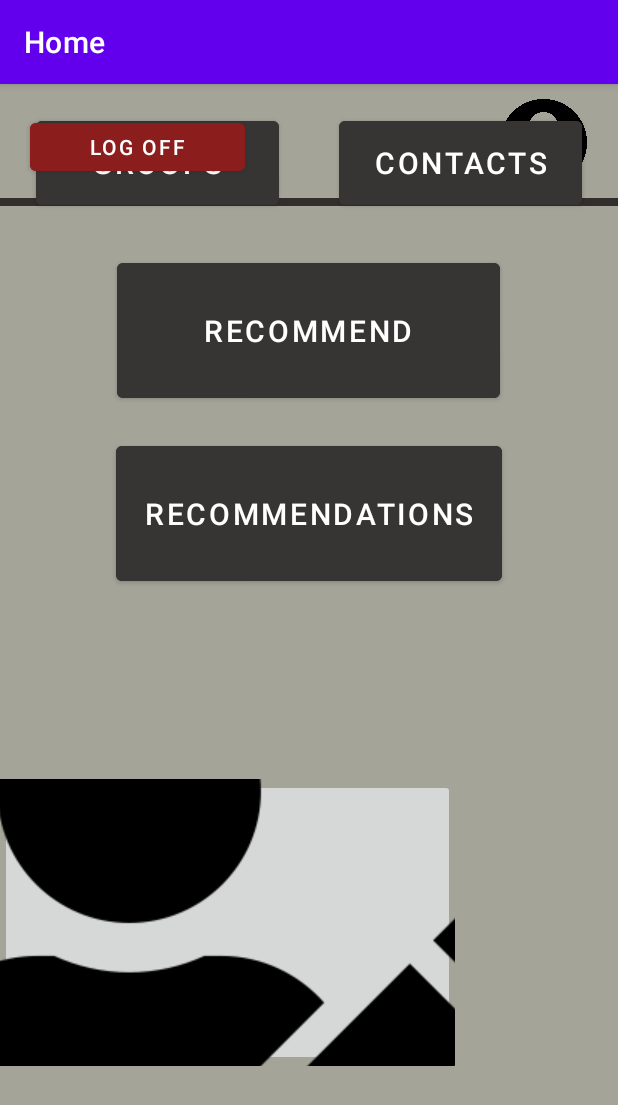
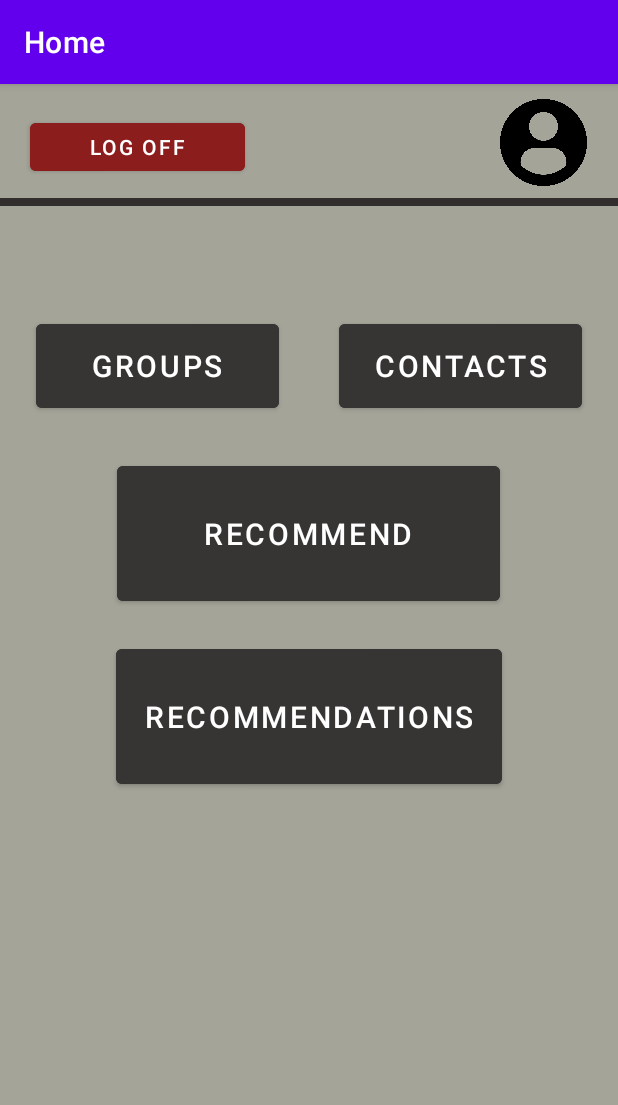
Before and after one commit to EugeniSB/AppTFG, an Android app: the HomeActivity screen opened directly, with no data from a screen before it, on a phone screen of 412 x 824 dp. Shown: the top 1105 px of the screen. Run offline under Robolectric (Android 15) with nearby library versions, the phone set to English and light mode, and no system bars; our stand-ins replace Firebase (no records; nobody signed in at launch, a user with empty details on screens opened directly).

Commit message:
Little home modification

```diff
--- a/app/src/main/java/com/eugenisb/alphatest/HomeActivity.kt
+++ b/app/src/main/java/com/eugenisb/alphatest/HomeActivity.kt
@@ -31,7 +31,7 @@ class HomeActivity : AppCompatActivity() {
     }
 
 
-    private fun profile(email: String){
+    private fun  contacts(email: String){
 
         val contactsButton = findViewById<Button>(R.id.mycontactsButton)
 
@@ -43,7 +43,7 @@ class HomeActivity : AppCompatActivity() {
         }
     }
 
-    private fun contacts(email: String){
+    private fun profile(email: String){
 
         val profileIcon = findViewById<ImageView>(R.id.profileIcon)
 
--- a/app/src/main/res/layout/activity_home.xml
+++ b/app/src/main/res/layout/activity_home.xml
@@ -48,10 +48,12 @@
         android:layout_marginEnd="16dp"
         android:gravity="center"
         android:orientation="vertical"
+        app:layout_constraintBottom_toBottomOf="parent"
         app:layout_constraintEnd_toEndOf="parent"
         app:layout_constraintHorizontal_bias="0.0"
         app:layout_constraintStart_toStartOf="parent"
-        tools:layout_editor_absoluteY="116dp">
+        app:layout_constraintTop_toTopOf="parent"
+        app:layout_constraintVertical_bias="0.324">
 
         <LinearLayout
             android:layout_width="match_parent"
@@ -98,13 +100,4 @@
 
     </LinearLayout>
 
-    <ImageButton
-        android:id="@+id/imageButton"
-        android:layout_width="303dp"
-        android:layout_height="191dp"
-        app:layout_constraintBottom_toBottomOf="parent"
-        app:layout_constraintTop_toBottomOf="@+id/linearLayout2"
-        app:srcCompat="@drawable/editprofile"
-        tools:layout_editor_absoluteX="54dp" />
-
 </androidx.constraintlayout.widget.ConstraintLayout>
```
Also changed, not shown: app/src/main/res/layout/activity_my_contacts.xml (+1 -12 lines).
